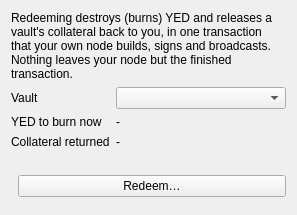
This is src/yellowbackredeem.ui in boyfromcave/yecwallet-dd as Qt 5 draws it before an edit. The edited form follows.
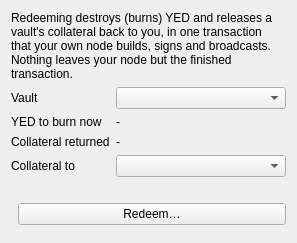
This is the edited form.

Commit message: Phase 7b-b: mint, send, redeem/release, claim and sweep dialogs over the v2 contract

```diff
--- a/src/yellowbackredeem.ui
+++ b/src/yellowbackredeem.ui
@@ -17,6 +17,8 @@
      <item row="1" column="1"><widget class="QLabel" name="lblBurn"><property name="text"><string>-</string></property></widget></item>
      <item row="2" column="0"><widget class="QLabel" name="r3"><property name="text"><string>Collateral returned</string></property></widget></item>
      <item row="2" column="1"><widget class="QLabel" name="lblCollateral"><property name="text"><string>-</string></property></widget></item>
+     <item row="3" column="0"><widget class="QLabel" name="r4"><property name="text"><string>Collateral to</string></property></widget></item>
+     <item row="3" column="1"><widget class="QComboBox" name="cmbDestination"/></item>
     </layout>
    </item>
    <item>
```
The commit also changes 7 other files.
